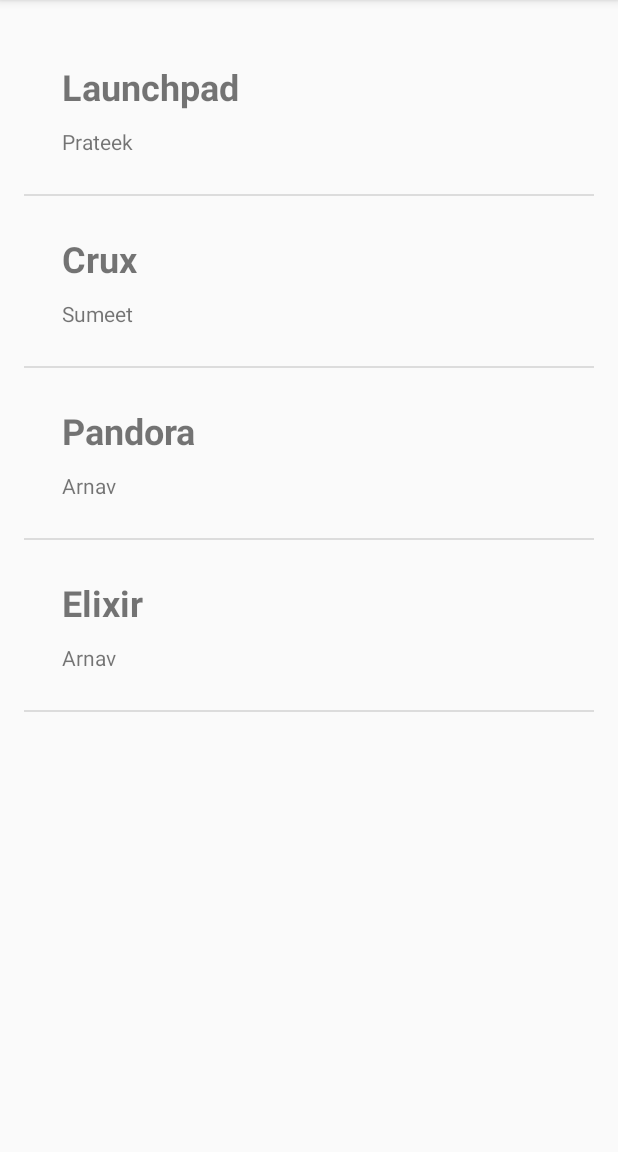
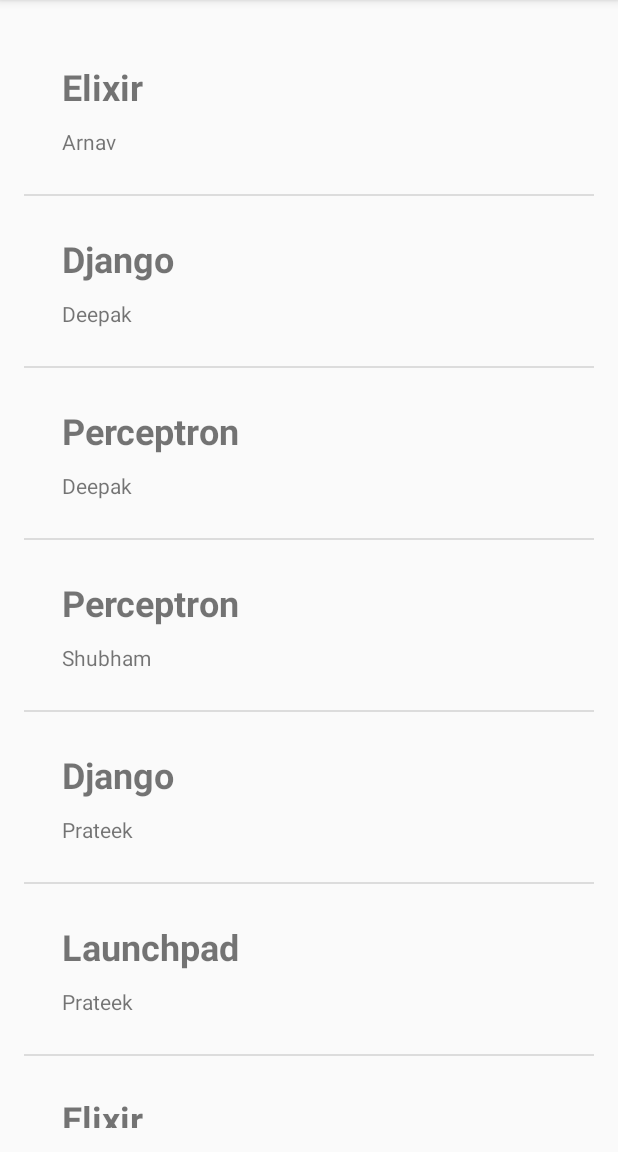
Before and after one commit to AjayThakur12/Android2017Spring, an Android app: the screen it shows after launch (MainActivity), on a phone screen of 412 x 824 dp, the part 84-1236 px from its top. Run offline under Robolectric (Android 15) with nearby library versions, the light colour scheme and no system bars.

Commit message:
convertview
Signed-off-by: Arnav Gupta <arnav@codingblocks.com>

```diff
--- /dev/null
+++ b/Lecture04/ListViews/app/src/main/java/com/codingblocks/listviews/CourseGenerator.java
@@ -0,0 +1,38 @@
+package com.codingblocks.listviews;
+
+import java.util.ArrayList;
+import java.util.Random;
+
+/**
+ * Created by championswimmer on 11/03/17.
+ */
+
+public class CourseGenerator {
+
+    static String[] courses = new String[] {
+            "Launchpad", "Crux", "Pandora", "Elixir",
+            "Django", "Perceptron", "GameDev"
+    };
+
+    static String[] teachers = new String[] {
+            "Prateek", "Sumeet", "Arnav", "Rishab",
+            "Deepak", "Shubham"
+    };
+
+    static Random r = new Random();
+
+    static Course genRandom() {
+        int c, t;
+        c = r.nextInt(courses.length);
+        t = r.nextInt(teachers.length);
+        return new Course(courses[c], teachers[t]);
+    }
+
+    static ArrayList<Course> getRandomList(int n) {
+        ArrayList<Course> courses = new ArrayList<>();
+        for (int i = 0; i < n; i ++) {
+            courses.add(genRandom());
+        }
+        return courses;
+    }
+}
--- a/Lecture04/ListViews/app/src/main/java/com/codingblocks/listviews/CourseListAdapter.java
+++ b/Lecture04/ListViews/app/src/main/java/com/codingblocks/listviews/CourseListAdapter.java
@@ -1,6 +1,7 @@
 package com.codingblocks.listviews;
 
 import android.content.Context;
+import android.util.Log;
 import android.view.LayoutInflater;
 import android.view.View;
 import android.view.ViewGroup;
@@ -14,6 +15,7 @@
  */
 
 public class CourseListAdapter extends BaseAdapter {
+    public static final String TAG = "CLA";
 
     private ArrayList<Course> courses;
     private Context context;
@@ -25,31 +27,41 @@
 
     @Override
     public int getCount() {
+        //Log.d(TAG, "getCount: ");
         return courses.size();
     }
 
     @Override
     public Course getItem(int position) {
+        //Log.d(TAG, "getItem: " + position);
         return courses.get(position);
     }
 
     @Override
     public long getItemId(int position) {
+        //Log.d(TAG, "getItemId: ");
         return 0;
     }
 
     @Override
     public View getView(int position, View convertView, ViewGroup parent) {
+        Log.d(TAG, "getView: " + position + convertView);
         LayoutInflater li = (LayoutInflater) context.getSystemService(Context.LAYOUT_INFLATER_SERVICE);
-        View rootView = li.inflate(R.layout.list_item_course_details, null);
 
-        TextView tvCourseName = (TextView) rootView.findViewById(R.id.tvCourseName);
-        TextView tvTeacherName = (TextView) rootView.findViewById(R.id.tvTeacherName);
+        if (convertView == null) {
+            convertView = li.inflate(R.layout.list_item_course_details, null);
+        } else {
+
+        }
+
+
+        TextView tvCourseName = (TextView) convertView.findViewById(R.id.tvCourseName);
+        TextView tvTeacherName = (TextView) convertView.findViewById(R.id.tvTeacherName);
 
         Course thisCourse = getItem(position);
         tvCourseName.setText(thisCourse.getCourseName());
         tvTeacherName.setText(thisCourse.getTeacherName());
 
-        return rootView;
+        return convertView;
     }
 }
--- a/Lecture04/ListViews/app/src/main/java/com/codingblocks/listviews/MainActivity.java
+++ b/Lecture04/ListViews/app/src/main/java/com/codingblocks/listviews/MainActivity.java
@@ -10,7 +10,7 @@
 public class MainActivity extends AppCompatActivity {
 
     ListView lvCourses;
-    ArrayList<Course> courseList = new ArrayList<>();
+    ArrayList<Course> courseList;
 
 
     @Override
@@ -18,10 +18,7 @@
         super.onCreate(savedInstanceState);
         setContentView(R.layout.activity_main);
 
-        courseList.add(new Course("Launchpad", "Prateek"));
-        courseList.add(new Course("Crux", "Sumeet"));
-        courseList.add(new Course("Pandora", "Arnav"));
-        courseList.add(new Course("Elixir", "Arnav"));
+        courseList = CourseGenerator.getRandomList(300);
 
         lvCourses = (ListView) findViewById(R.id.lvCourses);
 
```
